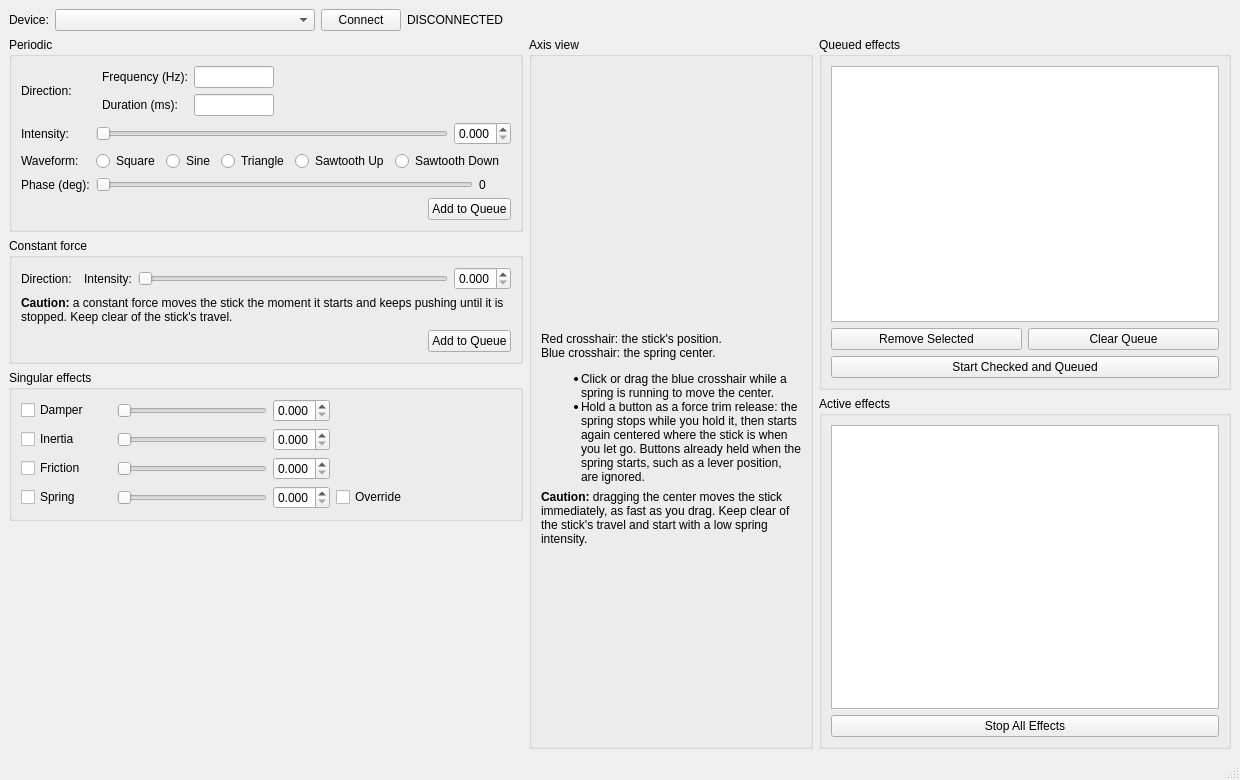
First picture: the form in interface.ui, repository mjfrisby/RhinoTester, before the edit.
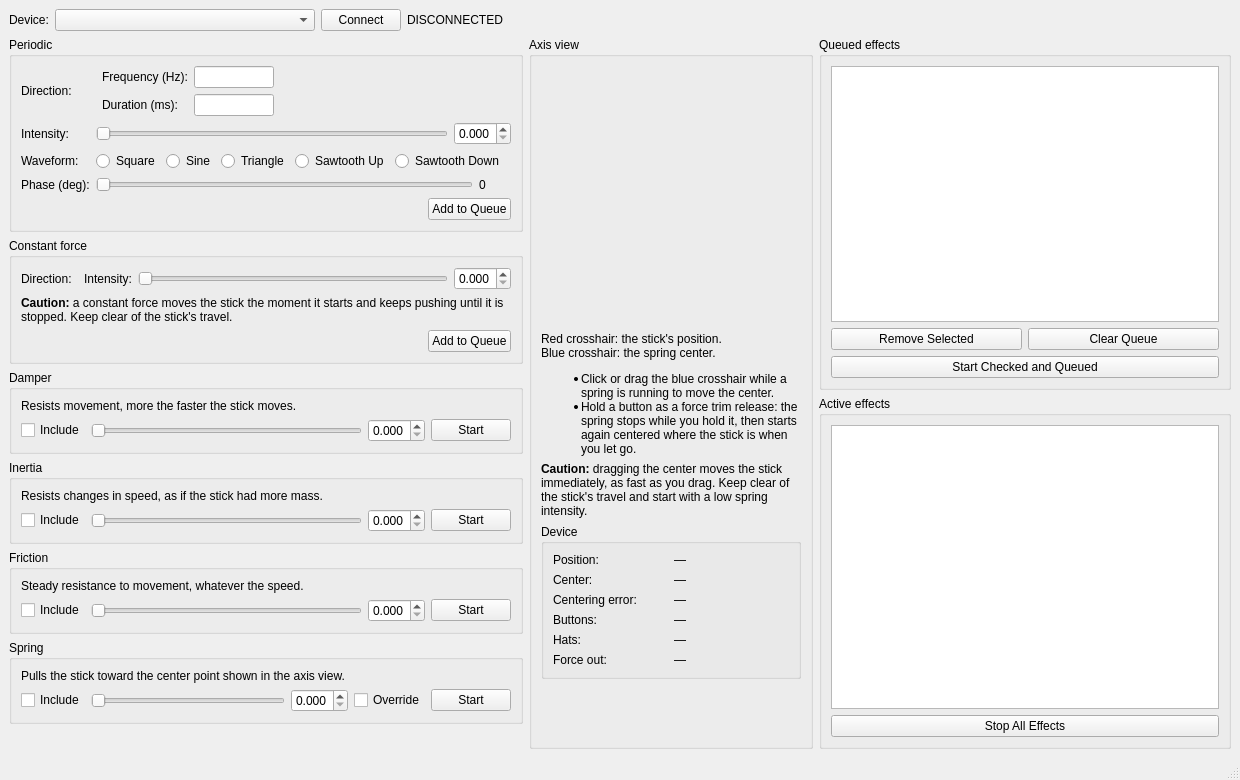
Second picture: the form after the edit. Custom widgets are drawn as their Qt base class.

Commit message:
feat: per-effect blocks, live intensity, device readout, full cleanup
Each singular effect gets its own box, description and Start button, and its intensity slider updates it while it plays. A Device box under the axis view shows position, spring center, centering error per axis, buttons, hats and, on VPforce devices, force output. Device > Reset All Effects clears the whole device, and closing the tester frees its effects.

The edit to the form file:
```diff
--- a/interface.ui
+++ b/interface.ui
@@ -458,30 +458,36 @@
         <item>
          <widget class="QGroupBox" name="group_Singular">
           <property name="title">
-           <string>Singular effects</string>
-          </property>
-          <property name="toolTip">
-           <string>Only one of each exists at a time. Ticked effects start with Start; starting again updates the existing effect.</string>
-          </property>
-          <layout class="QGridLayout" name="gridLayout_Singular">
-           <item row="0" column="0">
-            <widget class="QCheckBox" name="cb_Damper">
-             <property name="minimumSize">
-              <size>
-               <width>90</width>
-               <height>0</height>
-              </size>
-             </property>
-             <property name="text">
               <string>Damper</string>
              </property>
+          <layout class="QVBoxLayout" name="verticalLayout_Damper">
+           <item>
+            <widget class="QLabel" name="label_DamperAbout">
+             <property name="text">
+              <string>Resists movement, more the faster the stick moves.</string>
+             </property>
+             <property name="wordWrap">
+              <bool>true</bool>
+             </property>
             </widget>
            </item>
-           <item row="0" column="1">
+           <item>
+            <layout class="QHBoxLayout" name="horizontalLayout_DamperRow">
+             <item>
+              <widget class="QCheckBox" name="cb_Damper">
+               <property name="toolTip">
+                <string>Include this effect when you press Start Checked and Queued</string>
+               </property>
+               <property name="text">
+                <string>Include</string>
+               </property>
+              </widget>
+             </item>
+             <item>
             <widget class="QSlider" name="slider_DamperIntensity">
              <property name="minimumSize">
               <size>
-               <width>150</width>
+                 <width>120</width>
                <height>0</height>
               </size>
              </property>
@@ -499,7 +505,7 @@
              </property>
             </widget>
            </item>
-           <item row="0" column="2">
+             <item>
             <widget class="QDoubleSpinBox" name="spin_DamperIntensity">
              <property name="decimals">
               <number>3</number>
@@ -512,18 +518,54 @@
              </property>
             </widget>
            </item>
-           <item row="1" column="0">
-            <widget class="QCheckBox" name="cb_Inertia">
+             <item>
+              <widget class="QPushButton" name="button_StartDamper">
+               <property name="toolTip">
+                <string>Start this effect now, whether or not it is included</string>
+               </property>
              <property name="text">
+                <string>Start</string>
+               </property>
+              </widget>
+             </item>
+            </layout>
+           </item>
+          </layout>
+         </widget>
+        </item>
+        <item>
+         <widget class="QGroupBox" name="group_Inertia">
+          <property name="title">
               <string>Inertia</string>
              </property>
+          <layout class="QVBoxLayout" name="verticalLayout_Inertia">
+           <item>
+            <widget class="QLabel" name="label_InertiaAbout">
+             <property name="text">
+              <string>Resists changes in speed, as if the stick had more mass.</string>
+             </property>
+             <property name="wordWrap">
+              <bool>true</bool>
+             </property>
             </widget>
            </item>
-           <item row="1" column="1">
+           <item>
+            <layout class="QHBoxLayout" name="horizontalLayout_InertiaRow">
+             <item>
+              <widget class="QCheckBox" name="cb_Inertia">
+               <property name="toolTip">
+                <string>Include this effect when you press Start Checked and Queued</string>
+               </property>
+               <property name="text">
+                <string>Include</string>
+               </property>
+              </widget>
+             </item>
+             <item>
             <widget class="QSlider" name="slider_InertiaIntensity">
              <property name="minimumSize">
               <size>
-               <width>150</width>
+                 <width>120</width>
                <height>0</height>
               </size>
              </property>
@@ -541,7 +583,7 @@
              </property>
             </widget>
            </item>
-           <item row="1" column="2">
+             <item>
             <widget class="QDoubleSpinBox" name="spin_InertiaIntensity">
              <property name="decimals">
               <number>3</number>
@@ -554,18 +596,54 @@
              </property>
             </widget>
            </item>
-           <item row="2" column="0">
-            <widget class="QCheckBox" name="cb_Friction">
+             <item>
+              <widget class="QPushButton" name="button_StartInertia">
+               <property name="toolTip">
+                <string>Start this effect now, whether or not it is included</string>
+               </property>
              <property name="text">
+                <string>Start</string>
+               </property>
+              </widget>
+             </item>
+            </layout>
+           </item>
+          </layout>
+         </widget>
+        </item>
+        <item>
+         <widget class="QGroupBox" name="group_Friction">
+          <property name="title">
               <string>Friction</string>
              </property>
+          <layout class="QVBoxLayout" name="verticalLayout_Friction">
+           <item>
+            <widget class="QLabel" name="label_FrictionAbout">
+             <property name="text">
+              <string>Steady resistance to movement, whatever the speed.</string>
+             </property>
+             <property name="wordWrap">
+              <bool>true</bool>
+             </property>
             </widget>
            </item>
-           <item row="2" column="1">
+           <item>
+            <layout class="QHBoxLayout" name="horizontalLayout_FrictionRow">
+             <item>
+              <widget class="QCheckBox" name="cb_Friction">
+               <property name="toolTip">
+                <string>Include this effect when you press Start Checked and Queued</string>
+               </property>
+               <property name="text">
+                <string>Include</string>
+               </property>
+              </widget>
+             </item>
+             <item>
             <widget class="QSlider" name="slider_FrictionIntensity">
              <property name="minimumSize">
               <size>
-               <width>150</width>
+                 <width>120</width>
                <height>0</height>
               </size>
              </property>
@@ -583,7 +661,7 @@
              </property>
             </widget>
            </item>
-           <item row="2" column="2">
+             <item>
             <widget class="QDoubleSpinBox" name="spin_FrictionIntensity">
              <property name="decimals">
               <number>3</number>
@@ -596,18 +674,54 @@
              </property>
             </widget>
            </item>
-           <item row="3" column="0">
-            <widget class="QCheckBox" name="cb_Spring">
+             <item>
+              <widget class="QPushButton" name="button_StartFriction">
+               <property name="toolTip">
+                <string>Start this effect now, whether or not it is included</string>
+               </property>
              <property name="text">
+                <string>Start</string>
+               </property>
+              </widget>
+             </item>
+            </layout>
+           </item>
+          </layout>
+         </widget>
+        </item>
+        <item>
+         <widget class="QGroupBox" name="group_Spring">
+          <property name="title">
               <string>Spring</string>
              </property>
+          <layout class="QVBoxLayout" name="verticalLayout_Spring">
+           <item>
+            <widget class="QLabel" name="label_SpringAbout">
+             <property name="text">
+              <string>Pulls the stick toward the center point shown in the axis view.</string>
+             </property>
+             <property name="wordWrap">
+              <bool>true</bool>
+             </property>
             </widget>
            </item>
-           <item row="3" column="1">
+           <item>
+            <layout class="QHBoxLayout" name="horizontalLayout_SpringRow">
+             <item>
+              <widget class="QCheckBox" name="cb_Spring">
+               <property name="toolTip">
+                <string>Include this effect when you press Start Checked and Queued</string>
+               </property>
+               <property name="text">
+                <string>Include</string>
+               </property>
+              </widget>
+             </item>
+             <item>
             <widget class="QSlider" name="slider_SpringIntensity">
              <property name="minimumSize">
               <size>
-               <width>150</width>
+                 <width>120</width>
                <height>0</height>
               </size>
              </property>
@@ -625,7 +739,7 @@
              </property>
             </widget>
            </item>
-           <item row="3" column="2">
+             <item>
             <widget class="QDoubleSpinBox" name="spin_SpringIntensity">
              <property name="decimals">
               <number>3</number>
@@ -638,7 +752,7 @@
              </property>
             </widget>
            </item>
-           <item row="3" column="3">
+             <item>
             <widget class="QCheckBox" name="cb_SpringOverride">
              <property name="text">
               <string>Override</string>
@@ -646,20 +760,22 @@
              <property name="toolTip">
               <string>VPforce devices only: a spring that external DirectInput commands cannot override.</string>
              </property>
-            </widget>
-           </item>
-           <item row="0" column="4" rowspan="4">
-            <spacer name="horizontalSpacer_Singular">
-             <property name="orientation">
-              <enum>Qt::Horizontal</enum>
-             </property>
-             <property name="sizeHint" stdset="0">
-              <size>
-               <width>10</width>
-               <height>20</height>
-              </size>
-             </property>
-            </spacer>
+               <property name="text">
+                <string>Override</string>
+               </property>
+              </widget>
+             </item>
+             <item>
+              <widget class="QPushButton" name="button_StartSpring">
+               <property name="toolTip">
+                <string>Start this effect now, whether or not it is included</string>
+               </property>
+               <property name="text">
+                <string>Start</string>
+               </property>
+              </widget>
+             </item>
+            </layout>
            </item>
           </layout>
          </widget>
@@ -716,7 +832,7 @@
             </size>
            </property>
            <property name="text">
-            <string>&lt;html&gt;&lt;head/&gt;&lt;body&gt;&lt;p&gt;Red crosshair: the stick's position.&lt;br/&gt;Blue crosshair: the spring center.&lt;/p&gt;&lt;ul style=&quot;margin-top:0px; margin-bottom:0px; -qt-list-indent:1;&quot;&gt;&lt;li&gt;Click or drag the blue crosshair while a spring is running to move the center.&lt;/li&gt;&lt;li&gt;Hold a button as a force trim release: the spring stops while you hold it, then starts again centered where the stick is when you let go. Buttons already held when the spring starts, such as a lever position, are ignored.&lt;/li&gt;&lt;/ul&gt;&lt;/body&gt;&lt;/html&gt;</string>
+            <string>&lt;html&gt;&lt;head/&gt;&lt;body&gt;&lt;p&gt;Red crosshair: the stick's position.&lt;br/&gt;Blue crosshair: the spring center.&lt;/p&gt;&lt;ul style=&quot;margin-top:0px; margin-bottom:0px; -qt-list-indent:1;&quot;&gt;&lt;li&gt;Click or drag the blue crosshair while a spring is running to move the center.&lt;/li&gt;&lt;li&gt;Hold a button as a force trim release: the spring stops while you hold it, then starts again centered where the stick is when you let go.&lt;/li&gt;&lt;/ul&gt;&lt;/body&gt;&lt;/html&gt;</string>
            </property>
            <property name="wordWrap">
             <bool>true</bool>
@@ -739,6 +855,183 @@
            </property>
           </widget>
          </item>
+         <item>
+          <widget class="QGroupBox" name="group_Device">
+           <property name="maximumSize">
+            <size>
+             <width>260</width>
+             <height>16777215</height>
+            </size>
+           </property>
+           <property name="title">
+            <string>Device</string>
+           </property>
+           <layout class="QVBoxLayout" name="verticalLayout_Device">
+            <item>
+             <layout class="QHBoxLayout" name="horizontalLayout_lab_DevPosition">
+              <item>
+               <widget class="QLabel" name="label_lab_DevPosition">
+                <property name="minimumSize">
+                 <size>
+                  <width>62</width>
+                  <height>0</height>
+                 </size>
+                </property>
+                <property name="text">
+                 <string>Position:</string>
+                </property>
+               </widget>
+              </item>
+              <item>
+               <widget class="QLabel" name="lab_DevPosition">
+                <property name="text">
+                 <string>—</string>
+                </property>
+                <property name="wordWrap">
+                 <bool>true</bool>
+                </property>
+               </widget>
+              </item>
+             </layout>
+            </item>
+            <item>
+             <layout class="QHBoxLayout" name="horizontalLayout_lab_DevCenter">
+              <item>
+               <widget class="QLabel" name="label_lab_DevCenter">
+                <property name="minimumSize">
+                 <size>
+                  <width>62</width>
+                  <height>0</height>
+                 </size>
+                </property>
+                <property name="text">
+                 <string>Center:</string>
+                </property>
+               </widget>
+              </item>
+              <item>
+               <widget class="QLabel" name="lab_DevCenter">
+                <property name="text">
+                 <string>—</string>
+                </property>
+                <property name="wordWrap">
+                 <bool>true</bool>
+                </property>
+               </widget>
+              </item>
+             </layout>
+            </item>
+            <item>
+             <layout class="QHBoxLayout" name="horizontalLayout_lab_DevCenterError">
+              <item>
+               <widget class="QLabel" name="label_lab_DevCenterError">
+                <property name="minimumSize">
+                 <size>
+                  <width>62</width>
+                  <height>0</height>
+                 </size>
+                </property>
+                <property name="text">
+                 <string>Centering error:</string>
+                </property>
+               </widget>
+              </item>
+              <item>
+               <widget class="QLabel" name="lab_DevCenterError">
+                <property name="text">
+                 <string>—</string>
+                </property>
+                <property name="wordWrap">
+                 <bool>true</bool>
+                </property>
+               </widget>
+              </item>
+             </layout>
+            </item>
+            <item>
+             <layout class="QHBoxLayout" name="horizontalLayout_lab_DevButtons">
+              <item>
+               <widget class="QLabel" name="label_lab_DevButtons">
+                <property name="minimumSize">
+                 <size>
+                  <width>62</width>
+                  <height>0</height>
+                 </size>
+                </property>
+                <property name="text">
+                 <string>Buttons:</string>
+                </property>
+               </widget>
+              </item>
+              <item>
+               <widget class="QLabel" name="lab_DevButtons">
+                <property name="text">
+                 <string>—</string>
+                </property>
+                <property name="wordWrap">
+                 <bool>true</bool>
+                </property>
+               </widget>
+              </item>
+             </layout>
+            </item>
+            <item>
+             <layout class="QHBoxLayout" name="horizontalLayout_lab_DevHats">
+              <item>
+               <widget class="QLabel" name="label_lab_DevHats">
+                <property name="minimumSize">
+                 <size>
+                  <width>62</width>
+                  <height>0</height>
+                 </size>
+                </property>
+                <property name="text">
+                 <string>Hats:</string>
+                </property>
+               </widget>
+              </item>
+              <item>
+               <widget class="QLabel" name="lab_DevHats">
+                <property name="text">
+                 <string>—</string>
+                </property>
+                <property name="wordWrap">
+                 <bool>true</bool>
+                </property>
+               </widget>
+              </item>
+             </layout>
+            </item>
+            <item>
+             <layout class="QHBoxLayout" name="horizontalLayout_lab_DevForce">
+              <item>
+               <widget class="QLabel" name="label_lab_DevForce">
+                <property name="minimumSize">
+                 <size>
+                  <width>62</width>
+                  <height>0</height>
+                 </size>
+                </property>
+                <property name="text">
+                 <string>Force out:</string>
+                </property>
+               </widget>
+              </item>
+              <item>
+               <widget class="QLabel" name="lab_DevForce">
+                <property name="text">
+                 <string>—</string>
+                </property>
+                <property name="wordWrap">
+                 <bool>true</bool>
+                </property>
+               </widget>
+              </item>
+             </layout>
+            </item>
+           </layout>
+          </widget>
+         </item>
          <item>
           <spacer name="verticalSpacer_Axis">
            <property name="orientation">
```
Left out of the diff: 5 changed lines with no effect on the pictures. Lines whose indentation alone changed are shown as unchanged. The commit also changes 3 other files.
